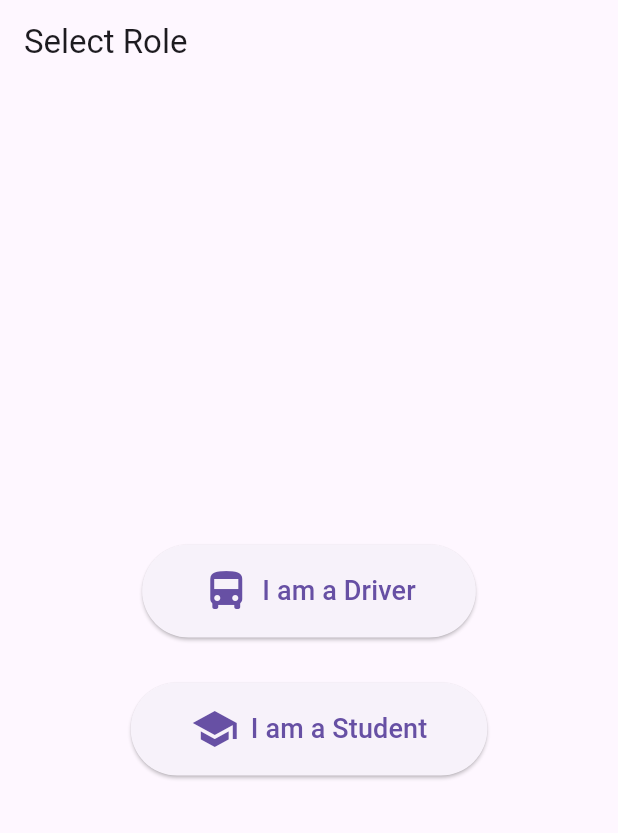
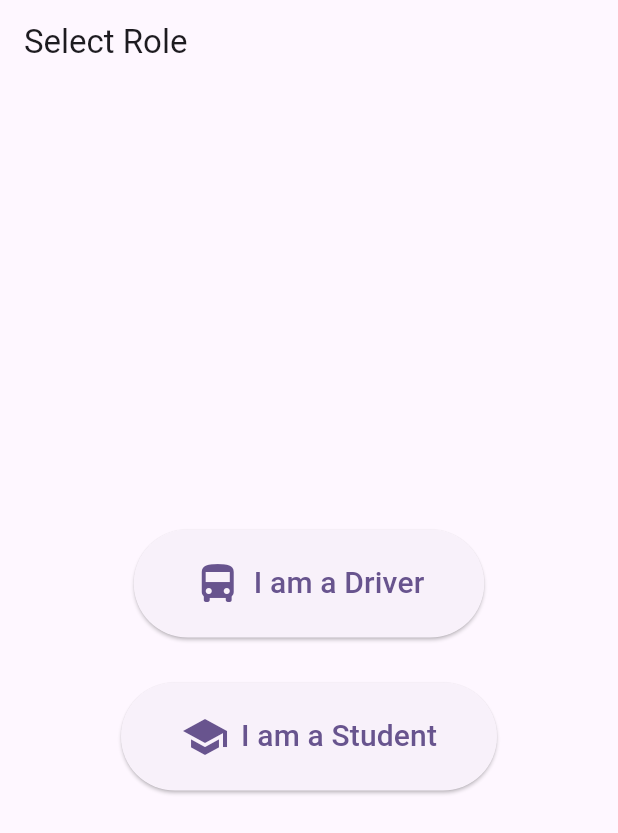
Before and after one commit to Anishk362/Rgipt_BusTracker, a Flutter app: the screen it shows after launch, on a phone screen of 412 x 824 dp. Shown: the top 833 px of the screen. Run offline on Flutter 3.47's test engine with Material 3 defaults, Android fonts, the phone set to English and light mode, and no system bars; our stand-ins replace cloud_firestore, firebase_core, geolocator; accounts and stored records are empty.

Commit message:
Fixed Firebase Connection and Set up Driver Home

```diff
--- a/lib/main.dart
+++ b/lib/main.dart
@@ -1,12 +1,14 @@
 import 'package:flutter/material.dart';
-// Importing your separate screens
+import 'package:firebase_core/firebase_core.dart';
+import 'firebase_options.dart';
 import 'driver/driver_home.dart';
 import 'student/student_home.dart';
 
 void main() async {
   WidgetsFlutterBinding.ensureInitialized();
-  // We will uncomment this line later when we set up Firebase properly
-  // await Firebase.initializeApp();
+  await Firebase.initializeApp(
+    options: DefaultFirebaseOptions.currentPlatform,
+  );
   runApp(const MyApp());
 }
 
@@ -17,12 +19,12 @@ class MyApp extends StatelessWidget {
   Widget build(BuildContext context) {
     return MaterialApp(
       debugShowCheckedModeBanner: false,
-      title: 'RGIPT Bus Tracker',
+      title: 'Bus Karo',
       theme: ThemeData(
-        primarySwatch: Colors.teal,
+        colorScheme: ColorScheme.fromSeed(seedColor: Colors.deepPurple),
         useMaterial3: true,
       ),
-      home: const SelectionScreen(),
+      home: const SelectionScreen(), // We start here now!
     );
   }
 }
@@ -33,39 +35,40 @@ class SelectionScreen extends StatelessWidget {
   @override
   Widget build(BuildContext context) {
     return Scaffold(
-      appBar: AppBar(title: const Text("Select Role")),
+      appBar: AppBar(title: const Text('Select Role')),
       body: Center(
         child: Column(
           mainAxisAlignment: MainAxisAlignment.center,
           children: [
-            // Button for Driver
+            // Driver Button
             ElevatedButton.icon(
-              icon: const Icon(Icons.directions_bus, size: 32),
-              label: const Text("I am a Driver", style: TextStyle(fontSize: 18)),
-              style: ElevatedButton.styleFrom(
-                padding: const EdgeInsets.symmetric(horizontal: 40, vertical: 15),
-              ),
               onPressed: () {
                 Navigator.push(
                   context,
                   MaterialPageRoute(builder: (context) => const DriverHome()),
                 );
               },
+              icon: const Icon(Icons.directions_bus, size: 32),
+              label: const Text('I am a Driver', style: TextStyle(fontSize: 20)),
+              style: ElevatedButton.styleFrom(
+                padding: const EdgeInsets.symmetric(horizontal: 40, vertical: 20),
+              ),
             ),
-            const SizedBox(height: 30), // Spacing
-            // Button for Student
+            const SizedBox(height: 30), // Gap
+
+            // Student Button
             ElevatedButton.icon(
-              icon: const Icon(Icons.school, size: 32),
-              label: const Text("I am a Student", style: TextStyle(fontSize: 18)),
-              style: ElevatedButton.styleFrom(
-                padding: const EdgeInsets.symmetric(horizontal: 40, vertical: 15),
-              ),
               onPressed: () {
                 Navigator.push(
                   context,
                   MaterialPageRoute(builder: (context) => const StudentHome()),
                 );
               },
+              icon: const Icon(Icons.school, size: 32),
+              label: const Text('I am a Student', style: TextStyle(fontSize: 20)),
+              style: ElevatedButton.styleFrom(
+                padding: const EdgeInsets.symmetric(horizontal: 40, vertical: 20),
+              ),
             ),
           ],
         ),
```
Also changed, not shown: lib/driver/driver_home.dart (+37 -2 lines), lib/driver/screens/tracking_screen.dart (added, +72 -0 lines), lib/driver/services/tracking_service.dart (added, +56 -0 lines), firebase.json (added), lib/firebase_options.dart (added), 4 other files.
